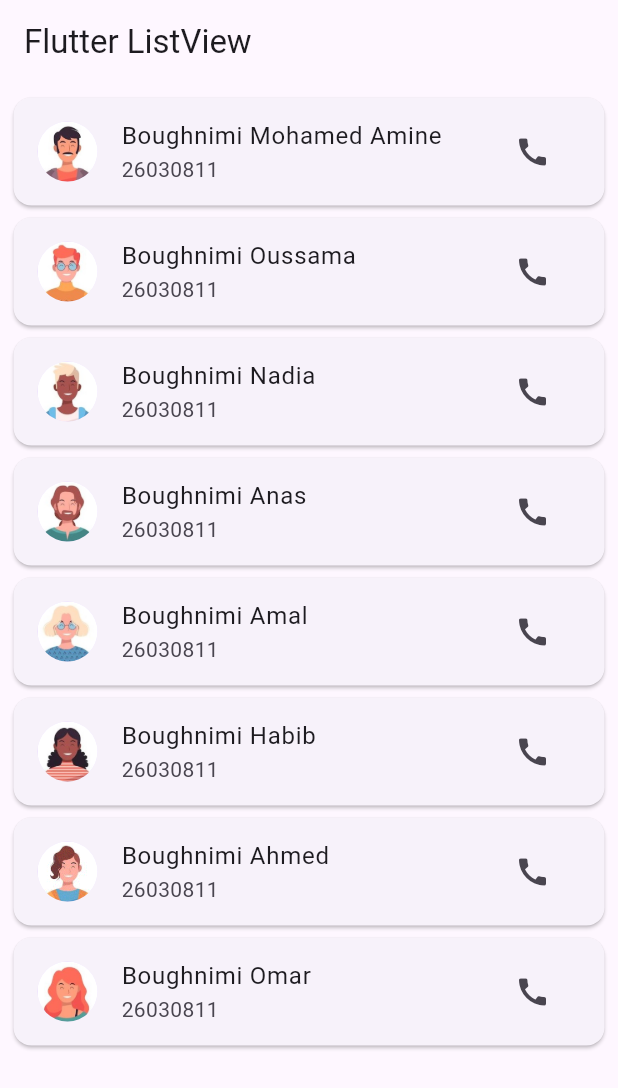
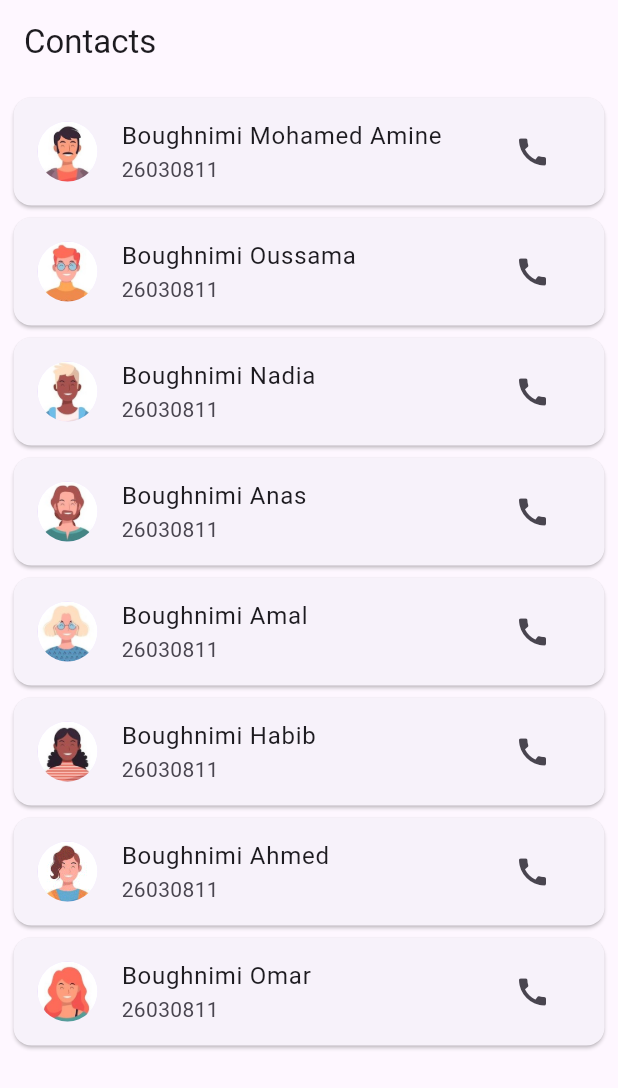
Before and after one commit to HammaBG/flutter_contact_app, a Flutter app: the screen it shows after launch, on a phone screen of 412 x 824 dp. Shown: the top 1088 px of the screen. Run offline on Flutter 3.47's test engine with Material 3 defaults, Android fonts, the light colour scheme and no system bars; our stand-ins replace fluttertoast; missing offline and left inert: flutter_phone_direct_caller.

Commit message:
changing title

```diff
--- a/lib/main.dart
+++ b/lib/main.dart
@@ -67,7 +67,7 @@ class _HomeState extends State<Home> {
   Widget build(BuildContext context) {
     return Scaffold(
       appBar: AppBar(
-        title: Text("Flutter ListView"),
+        title: Text("Contacts"),
       ),
       body: ListView.builder(itemBuilder: (context, index) {
         return Card(
```
